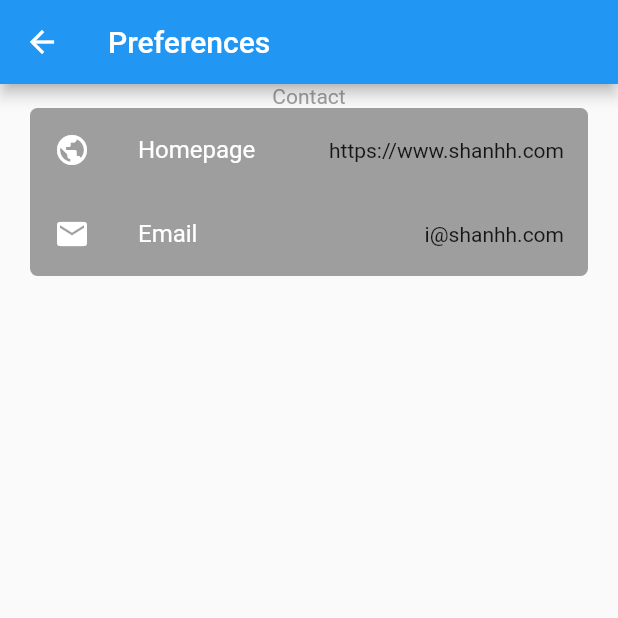
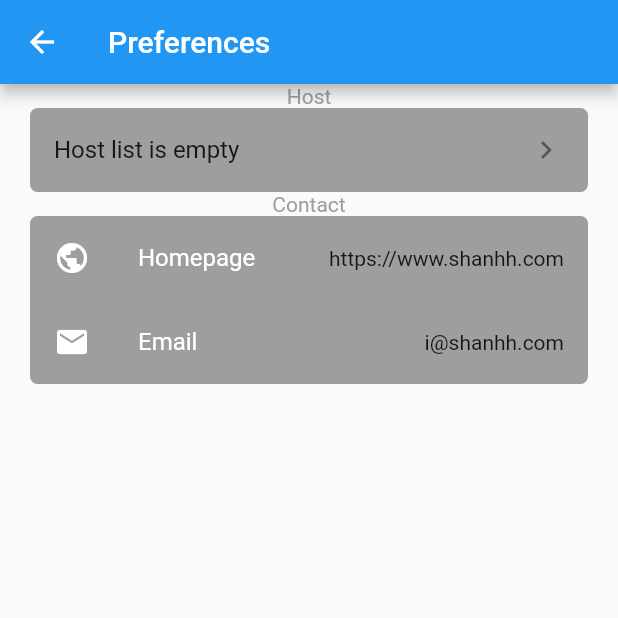
Before and after one commit to danshan/durge, a Flutter app: the PreferencesPage screen opened directly, on a phone screen of 412 x 824 dp, the top half of it. Run offline on Flutter 3.47's test engine with Material 2 defaults, Android fonts, the phone set to English and light mode, and no system bars; our stand-ins replace shared_preferences; accounts and stored records are empty.

Commit message:
feature show hosts page for preferences

```diff
--- a/lib/main_page/durge_preferences.dart
+++ b/lib/config/durge_preferences.dart
@@ -2,7 +2,6 @@ import 'dart:convert';
 
 import 'package:shared_preferences/shared_preferences.dart';
 import 'dart:developer' as developer;
-
 
 import '../surge_host.dart';
 
@@ -29,6 +28,27 @@ class Prefs {
     return hosts;
   }
 
+  List<SurgeHost> listSurgeHostsSync() {
+    Future<List<SurgeHost>> future = listSurgeHosts();
+    future.then((hosts) {
+      return hosts;
+    });
+  }
+
+  Future<SurgeHost> currentSurgeHostsSync() async {
+    List<SurgeHost> hosts = await listSurgeHosts();
+    if (hosts == null || hosts.length == 0) {
+      return null;
+    }
+    for (SurgeHost host in hosts) {
+      if (host.selected) {
+        return host;
+      }
+    }
+
+    return hosts[0];
+  }
+
   void addSurgeHost(SurgeHost host) async {
     List<SurgeHost> surgeHosts = await listSurgeHosts();
 
@@ -47,7 +67,6 @@ class Prefs {
       hostStrs.add(jsonEncode(surgeHost));
     }
     prefs.setStringList(_KEY_SURGE_HOSTS, hostStrs);
-
   }
 
   void delSurgeHost(SurgeHost host) async {
@@ -64,7 +83,5 @@ class Prefs {
 
     SharedPreferences prefs = await SharedPreferences.getInstance();
     prefs.setStringList(_KEY_SURGE_HOSTS, hostStrs);
-
   }
-
 }
--- a/lib/main_page/connection_status.dart
+++ b/lib/main_page/connection_status.dart
@@ -1,6 +1,6 @@
 import 'dart:developer' as developer;
 
-import 'package:durge/main_page/durge_preferences.dart';
+import 'package:durge/config/durge_preferences.dart';
 import 'package:durge/surge_host.dart';
 import 'package:flutter/material.dart';
 
--- a/lib/preferences_page/preference_page.dart
+++ b/lib/preferences_page/preference_page.dart
@@ -1,4 +1,8 @@
+import 'package:durge/config/durge_preferences.dart';
+import 'package:durge/preferences_page/surge_hosts_page.dart';
 import 'package:flutter/material.dart';
+
+import '../surge_host.dart';
 
 class PreferencesPage extends StatelessWidget {
   PrefPanel contactPanel = PrefPanel(
@@ -9,10 +13,7 @@ class PreferencesPage extends StatelessWidget {
           icon: Icons.public,
           header: "Homepage",
           value: "https://www.shanhh.com"),
-      PrefItem(
-          icon: Icons.email,
-          header: "Email",
-          value: "i@shanhh.com"),
+      PrefItem(icon: Icons.email, header: "Email", value: "i@shanhh.com"),
     ],
   );
 
@@ -24,7 +25,8 @@ class PreferencesPage extends StatelessWidget {
         ),
         body: Column(
           children: [
-            buildPanel(contactPanel),
+            buildHostPanel(context),
+            buildPropertiesPanel(contactPanel),
           ],
         ));
   }
@@ -32,25 +34,82 @@ class PreferencesPage extends StatelessWidget {
   List<ListTile> buildItem(List<PrefItem> items) {
     return items.map((PrefItem item) {
       return ListTile(
-        leading: Icon(item.icon, color: Colors.white,),
-        title: Text(item.header, style: TextStyle(color: Colors.white),),
+        leading: Icon(
+          item.icon,
+          color: Colors.white,
+        ),
+        title: Text(
+          item.header,
+          style: TextStyle(color: Colors.white),
+        ),
         trailing: Text(item.value),
       );
     }).toList();
   }
 
-  buildPanel(PrefPanel panel) {
+  buildPropertiesPanel(PrefPanel panel) {
     return Column(
       children: [
-        Text(panel.header, style: TextStyle(color: Colors.grey),),
+        Text(
+          panel.header,
+          style: TextStyle(color: Colors.grey),
+        ),
         Container(
           padding: const EdgeInsets.all(0),
           margin: const EdgeInsets.symmetric(horizontal: 20.0),
-          decoration: BoxDecoration(color: Colors.grey, borderRadius: new BorderRadius.circular(5.0)),
+          decoration: BoxDecoration(
+              color: Colors.grey, borderRadius: new BorderRadius.circular(5.0)),
           child: Column(
             children: buildItem(panel.items),
           ),
         )
+      ],
+    );
+  }
+
+  buildHostPanel(BuildContext context) {
+    List<SurgeHost> hosts = Prefs().listSurgeHostsSync();
+
+    return Column(
+      children: [
+        Text(
+          "Host",
+          style: TextStyle(color: Colors.grey),
+        ),
+        Container(
+          padding: const EdgeInsets.all(0),
+          margin: const EdgeInsets.symmetric(horizontal: 20.0),
+          decoration: BoxDecoration(
+              color: Colors.grey, borderRadius: new BorderRadius.circular(5.0)),
+          child: Column(
+            children: [
+              (hosts == null || hosts.length == 0)
+                  ? ListTile(
+                      title: Text("Host list is empty"),
+                      trailing: Icon(Icons.chevron_right),
+                      onTap: () {
+                        Navigator.push(
+                          context,
+                          MaterialPageRoute(
+                              builder: (context) => SurgeHostsPage()),
+                        );
+                      },
+                    )
+                  : ListTile(
+                      title: Text(hosts[0].name),
+                      subtitle: Text("${hosts[0]}"),
+                      trailing: Icon(Icons.chevron_right),
+                      onTap: () {
+                        Navigator.push(
+                          context,
+                          MaterialPageRoute(
+                              builder: (context) => SurgeHostsPage()),
+                        );
+                      },
+                    )
+            ],
+          ),
+        ),
       ],
     );
   }
--- a/lib/surge_host.dart
+++ b/lib/surge_host.dart
@@ -1,21 +1,24 @@
 class SurgeHost {
-  SurgeHost({this.name, this.host, this.port, this.password});
+  SurgeHost({this.name, this.host, this.port, this.password, this.selected});
 
   final String name;
   final String host;
   final int port;
   final String password;
+  final bool selected;
 
   SurgeHost.fromJson(Map<String, dynamic> json)
       : name = json['name'],
         host = json['host'],
         port = json['port'],
-        password = json['password'];
+        password = json['password'],
+        selected = json['selected'];
 
   Map<String, dynamic> toJson() => {
         'name': name,
         'host': host,
         'port': port,
         'password': password,
+        'selected': selected,
       };
 }
```
Also changed, not shown: lib/preferences_page/surge_hosts_page.dart (added, +39 -0 lines).
